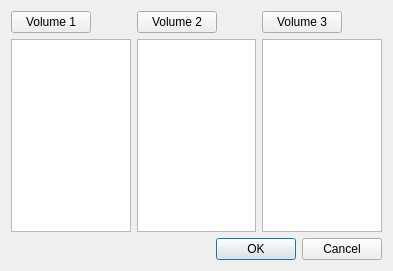
This is src/load3volumes.ui in antonmx/posmotri as Qt 5 draws it before an edit. The edited form follows.
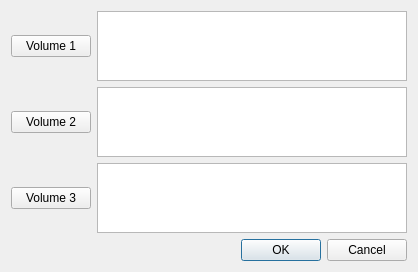
This is the edited form.

Patch:
```diff
--- a/src/load3volumes.ui
+++ b/src/load3volumes.ui
@@ -1,77 +1,55 @@
 <ui version="4.0" >
  <class>Load3VolumesDialog</class>
- <widget class="QDialog" name="Load3VolumesDialog" >
-  <property name="geometry" >
+ <widget class="QDialog" name="Load3VolumesDialog">
+  <property name="geometry">
    <rect>
     <x>0</x>
     <y>0</y>
-    <width>393</width>
+    <width>418</width>
     <height>271</height>
    </rect>
   </property>
   <property name="windowTitle" >
    <string>Load 3 Volumes</string>
   </property>
-  <layout class="QVBoxLayout" >
-   <item>
-    <layout class="QGridLayout" >
-     <item row="0" column="0" >
-      <widget class="QPushButton" name="volButton1" >
-       <property name="sizePolicy" >
-        <sizepolicy vsizetype="Fixed" hsizetype="Fixed" >
-         <horstretch>0</horstretch>
-         <verstretch>0</verstretch>
-        </sizepolicy>
-       </property>
-       <property name="text" >
-        <string>Volume 1</string>
-       </property>
-      </widget>
-     </item>
-     <item row="0" column="1" >
-      <widget class="QPushButton" name="volButton2" >
-       <property name="sizePolicy" >
-        <sizepolicy vsizetype="Fixed" hsizetype="Fixed" >
-         <horstretch>0</horstretch>
-         <verstretch>0</verstretch>
-        </sizepolicy>
-       </property>
-       <property name="text" >
-        <string>Volume 2</string>
-       </property>
-      </widget>
-     </item>
-     <item row="0" column="2" >
-      <widget class="QPushButton" name="volButton3" >
-       <property name="sizePolicy" >
-        <sizepolicy vsizetype="Fixed" hsizetype="Fixed" >
-         <horstretch>0</horstretch>
-         <verstretch>0</verstretch>
-        </sizepolicy>
-       </property>
-       <property name="text" >
-        <string>Volume 3</string>
-       </property>
-      </widget>
-     </item>
-     <item row="1" column="0" >
-      <widget class="QListWidget" name="volList1" />
-     </item>
-     <item row="1" column="1" >
-      <widget class="QListWidget" name="volList2" />
-     </item>
-     <item row="1" column="2" >
-      <widget class="QListWidget" name="volList3" />
-     </item>
-    </layout>
+  <layout class="QGridLayout" name="gridLayout">
+   <item row="0" column="1">
+    <widget class="QListWidget" name="volList1"/>
    </item>
-   <item>
-    <widget class="QDialogButtonBox" name="buttonBox" >
-     <property name="orientation" >
+   <item row="1" column="0">
+    <widget class="QPushButton" name="volButton2">
+     <property name="text">
+      <string>Volume 2</string>
+     </property>
+    </widget>
+   </item>
+   <item row="0" column="0">
+    <widget class="QPushButton" name="volButton1">
+     <property name="text">
+      <string>Volume 1</string>
+     </property>
+    </widget>
+   </item>
+   <item row="1" column="1">
+    <widget class="QListWidget" name="volList2"/>
+   </item>
+   <item row="2" column="0">
+    <widget class="QPushButton" name="volButton3">
+     <property name="text">
+      <string>Volume 3</string>
+     </property>
+    </widget>
+   </item>
+   <item row="2" column="1">
+    <widget class="QListWidget" name="volList3"/>
+   </item>
+   <item row="4" column="0" colspan="2">
+    <widget class="QDialogButtonBox" name="buttonBox">
+     <property name="orientation">
       <enum>Qt::Horizontal</enum>
      </property>
-     <property name="standardButtons" >
-      <set>QDialogButtonBox::Cancel|QDialogButtonBox::NoButton|QDialogButtonBox::Ok</set>
+     <property name="standardButtons">
+      <set>QDialogButtonBox::Cancel|QDialogButtonBox::Ok</set>
      </property>
     </widget>
    </item>
```
Left out of the diff: 13 changed lines with no effect on the pictures.
